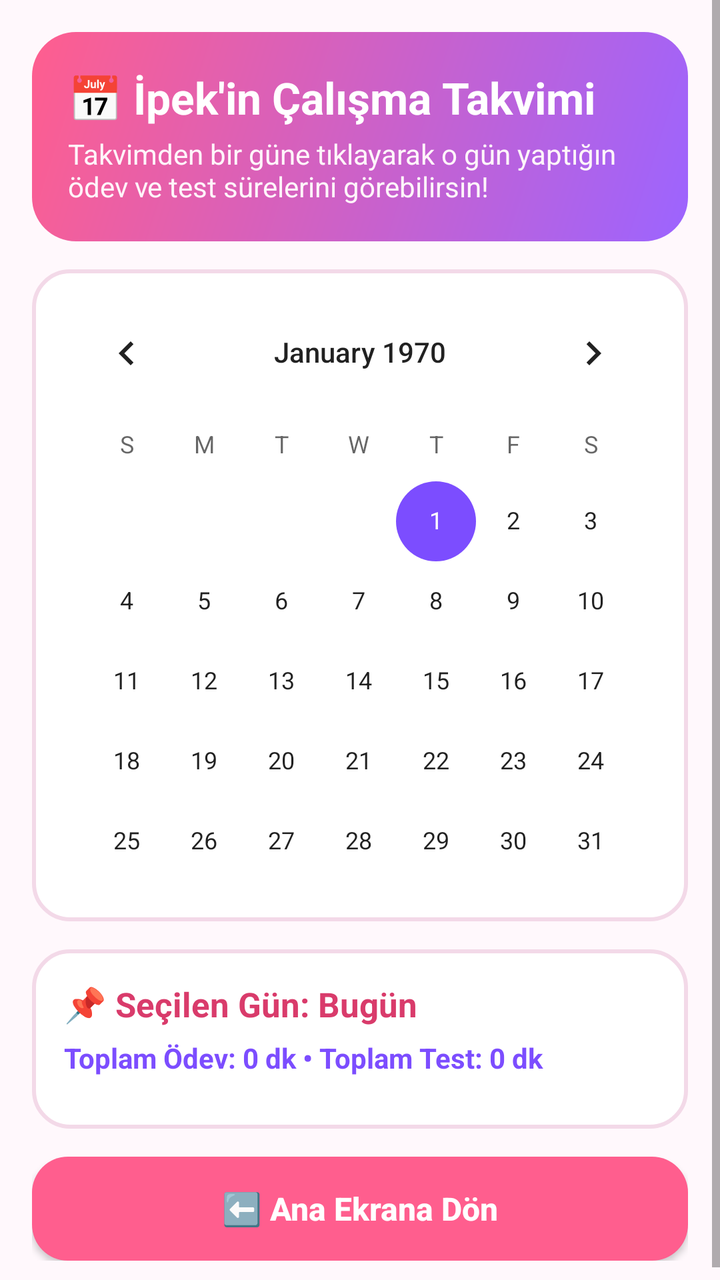
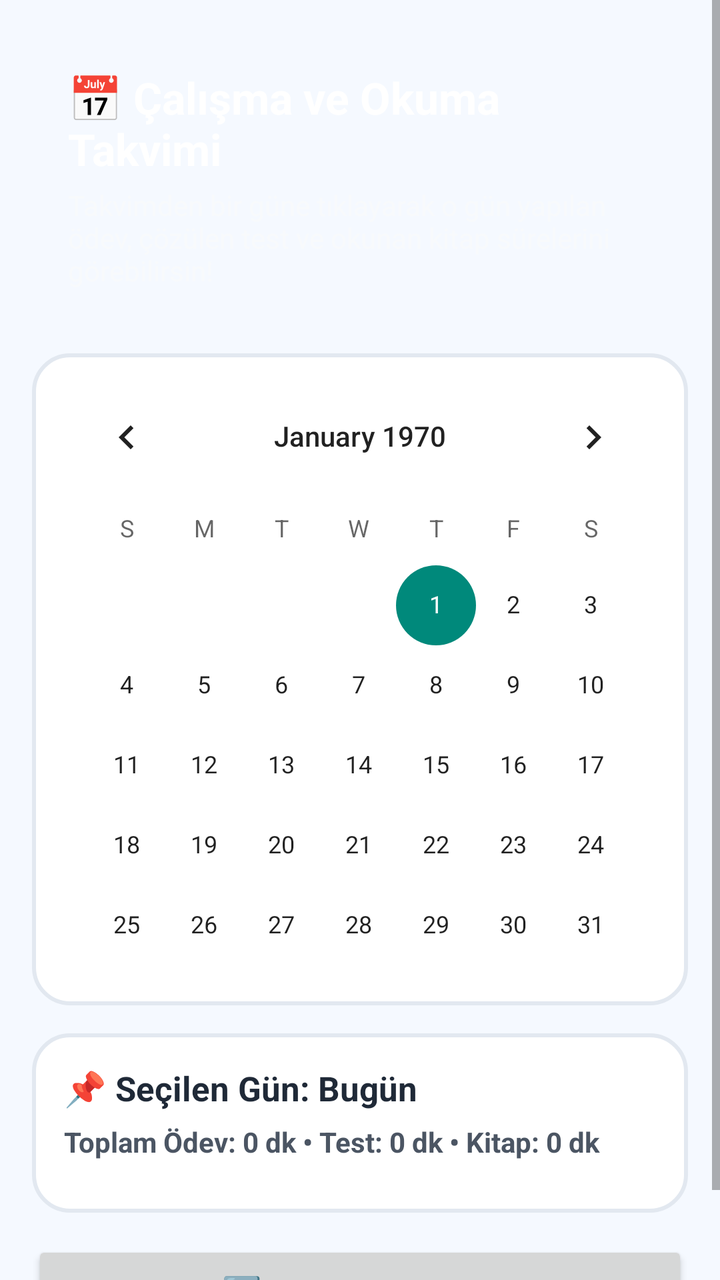

Compare the two renders of this Android layout. The source of the first and the diff that turns it into the second are given below.
<!-- AndroidManifest.xml: application theme AppTheme -->
<!-- res/layout/activity_calendar.xml -->
<?xml version="1.0" encoding="utf-8"?>
<ScrollView xmlns:android="http://schemas.android.com/apk/res/android"
    android:layout_width="match_parent"
    android:layout_height="match_parent"
    android:fillViewport="true"
    android:background="@color/bg_cream">

    <LinearLayout
        android:layout_width="match_parent"
        android:layout_height="wrap_content"
        android:orientation="vertical"
        android:padding="16dp">

        <LinearLayout
            android:layout_width="match_parent"
            android:layout_height="wrap_content"
            android:background="@drawable/bg_header_card"
            android:orientation="vertical"
            android:padding="18dp"
            android:layout_marginBottom="14dp">

            <TextView
                android:layout_width="wrap_content"
                android:layout_height="wrap_content"
                android:text="📅 İpek'in Çalışma Takvimi"
                android:textColor="#FFFFFF"
                android:textSize="22sp"
                android:textStyle="bold" />

            <TextView
                android:layout_width="wrap_content"
                android:layout_height="wrap_content"
                android:layout_marginTop="4dp"
                android:text="Takvimden bir güne tıklayarak o gün yaptığın ödev ve test sürelerini görebilirsin!"
                android:textColor="#FFF5FA"
                android:textSize="14sp" />
        </LinearLayout>

        <LinearLayout
            android:layout_width="match_parent"
            android:layout_height="wrap_content"
            android:background="@drawable/bg_white_card"
            android:orientation="vertical"
            android:padding="8dp"
            android:layout_marginBottom="14dp">

            <CalendarView
                android:id="@+id/calendarViewStudy"
                android:layout_width="match_parent"
                android:layout_height="310dp" />
        </LinearLayout>

        
        <LinearLayout
            android:layout_width="match_parent"
            android:layout_height="wrap_content"
            android:background="@drawable/bg_white_card"
            android:orientation="vertical"
            android:padding="16dp"
            android:layout_marginBottom="14dp">

            <TextView
                android:id="@+id/tvSelectedDateTitle"
                android:layout_width="match_parent"
                android:layout_height="wrap_content"
                android:text="📌 Seçilen Gün: Bugün"
                android:textColor="@color/primary_pink_dark"
                android:textSize="17sp"
                android:textStyle="bold" />

            <TextView
                android:id="@+id/tvSelectedDateSummary"
                android:layout_width="match_parent"
                android:layout_height="wrap_content"
                android:layout_marginTop="6dp"
                android:text="Toplam Ödev: 0 dk • Toplam Test: 0 dk"
                android:textColor="@color/accent_purple"
                android:textSize="14sp"
                android:textStyle="bold" />

            <LinearLayout
                android:id="@+id/layoutDateRecordsList"
                android:layout_width="match_parent"
                android:layout_height="wrap_content"
                android:layout_marginTop="10dp"
                android:orientation="vertical" />
        </LinearLayout>

        <Button
            android:id="@+id/btnBackFromCalendar"
            android:layout_width="match_parent"
            android:layout_height="52dp"
            android:background="@drawable/btn_pink_rounded"
            android:text="⬅️ Ana Ekrana Dön"
            android:textAllCaps="false"
            android:textColor="#FFFFFF"
            android:textSize="16sp"
            android:textStyle="bold" />

    </LinearLayout>
</ScrollView>
<!-- resources referenced by this layout -->
<resources>
  <color name="accent_purple">#7C4DFF</color>
  <color name="bg_cream">#FFF8FC</color>
  <color name="primary_pink_dark">#D93B6B</color>
  <!-- drawable bg_header_card (drawable) -->
  <?xml version="1.0" encoding="utf-8"?>
  <shape xmlns:android="http://schemas.android.com/apk/res/android" android:shape="rectangle">
      <gradient
          android:startColor="#FF5E8E"
          android:endColor="#9C64FF"
          android:angle="315" />
      <corners android:radius="22dp" />
  </shape>
  <!-- drawable bg_white_card (drawable) -->
  <?xml version="1.0" encoding="utf-8"?>
  <shape xmlns:android="http://schemas.android.com/apk/res/android" android:shape="rectangle">
      <solid android:color="#FFFFFF" />
      <corners android:radius="18dp" />
      <stroke android:width="2dp" android:color="#F3D9E8" />
  </shape>
  <!-- drawable btn_pink_rounded (drawable) -->
  <?xml version="1.0" encoding="utf-8"?>
  <shape xmlns:android="http://schemas.android.com/apk/res/android" android:shape="rectangle">
      <solid android:color="#FF5E8E" />
      <corners android:radius="18dp" />
  </shape>
  <style name="AppTheme" parent="android:Theme.Material.Light.NoActionBar">
          <item name="android:colorPrimary">@color/primary_pink</item>
          <item name="android:colorPrimaryDark">@color/primary_pink_dark</item>
          <item name="android:colorAccent">@color/accent_purple</item>
          <item name="android:windowBackground">@color/bg_cream</item>
          <item name="android:statusBarColor">@color/primary_pink_dark</item>
      </style>
  <color name="primary_pink">#FF5E8E</color>
</resources>

<!-- the commit's change to res/layout/activity_calendar.xml (unified diff, before → after) -->
@@ -1,9 +1,10 @@
 <?xml version="1.0" encoding="utf-8"?>
 <ScrollView xmlns:android="http://schemas.android.com/apk/res/android"
+    android:id="@+id/scrollRootCalendar"
     android:layout_width="match_parent"
     android:layout_height="match_parent"
     android:fillViewport="true"
-    android:background="@color/bg_cream">
+    android:background="@color/bg_surface">
 
     <LinearLayout
         android:layout_width="match_parent"
@@ -12,17 +13,18 @@
         android:padding="16dp">
 
         <LinearLayout
+            android:id="@+id/layoutCalendarHeaderCard"
             android:layout_width="match_parent"
             android:layout_height="wrap_content"
-            android:background="@drawable/bg_header_card"
             android:orientation="vertical"
             android:padding="18dp"
             android:layout_marginBottom="14dp">
 
             <TextView
+                android:id="@+id/tvCalendarHeaderTitle"
                 android:layout_width="wrap_content"
                 android:layout_height="wrap_content"
-                android:text="📅 İpek'in Çalışma Takvimi"
+                android:text="📅 Çalışma ve Okuma Takvimi"
                 android:textColor="#FFFFFF"
                 android:textSize="22sp"
                 android:textStyle="bold" />
@@ -31,8 +33,8 @@
                 android:layout_width="wrap_content"
                 android:layout_height="wrap_content"
                 android:layout_marginTop="4dp"
-                android:text="Takvimden bir güne tıklayarak o gün yaptığın ödev ve test sürelerini görebilirsin!"
-                android:textColor="#FFF5FA"
+                android:text="Takvimden bir güne tıklayarak o gün yapılan ödev, çözülen test ve okunan kitap sürelerini görebilirsin!"
+                android:textColor="#F8FAFC"
                 android:textSize="14sp" />
         </LinearLayout>
 
@@ -64,7 +66,7 @@
                 android:layout_width="match_parent"
                 android:layout_height="wrap_content"
                 android:text="📌 Seçilen Gün: Bugün"
-                android:textColor="@color/primary_pink_dark"
+                android:textColor="@color/text_dark"
                 android:textSize="17sp"
                 android:textStyle="bold" />
 
@@ -73,8 +75,8 @@
                 android:layout_width="match_parent"
                 android:layout_height="wrap_content"
                 android:layout_marginTop="6dp"
-                android:text="Toplam Ödev: 0 dk • Toplam Test: 0 dk"
-                android:textColor="@color/accent_purple"
+                android:text="Toplam Ödev: 0 dk • Test: 0 dk • Kitap: 0 dk"
+                android:textColor="@color/text_muted"
                 android:textSize="14sp"
                 android:textStyle="bold" />
 
@@ -90,7 +92,6 @@
             android:id="@+id/btnBackFromCalendar"
             android:layout_width="match_parent"
             android:layout_height="52dp"
-            android:background="@drawable/btn_pink_rounded"
             android:text="⬅️ Ana Ekrana Dön"
             android:textAllCaps="false"
             android:textColor="#FFFFFF"
<!-- resource entries referenced after the edit -->
@@ -1,37 +1,24 @@
 <!-- resources referenced by this layout -->
 <resources>
-  <color name="accent_purple">#7C4DFF</color>
-  <color name="bg_cream">#FFF8FC</color>
-  <color name="primary_pink_dark">#D93B6B</color>
-  <!-- drawable bg_header_card (drawable) -->
-  <?xml version="1.0" encoding="utf-8"?>
-  <shape xmlns:android="http://schemas.android.com/apk/res/android" android:shape="rectangle">
-      <gradient
-          android:startColor="#FF5E8E"
-          android:endColor="#9C64FF"
-          android:angle="315" />
-      <corners android:radius="22dp" />
-  </shape>
+  <color name="bg_surface">#F5F9FF</color>
+  <color name="text_dark">#1F2937</color>
+  <color name="text_muted">#4B5563</color>
   <!-- drawable bg_white_card (drawable) -->
   <?xml version="1.0" encoding="utf-8"?>
   <shape xmlns:android="http://schemas.android.com/apk/res/android" android:shape="rectangle">
       <solid android:color="#FFFFFF" />
       <corners android:radius="18dp" />
-      <stroke android:width="2dp" android:color="#F3D9E8" />
-  </shape>
-  <!-- drawable btn_pink_rounded (drawable) -->
-  <?xml version="1.0" encoding="utf-8"?>
-  <shape xmlns:android="http://schemas.android.com/apk/res/android" android:shape="rectangle">
-      <solid android:color="#FF5E8E" />
-      <corners android:radius="18dp" />
+      <stroke android:width="2dp" android:color="#E2E8F0" />
   </shape>
   <style name="AppTheme" parent="android:Theme.Material.Light.NoActionBar">
-          <item name="android:colorPrimary">@color/primary_pink</item>
-          <item name="android:colorPrimaryDark">@color/primary_pink_dark</item>
-          <item name="android:colorAccent">@color/accent_purple</item>
-          <item name="android:windowBackground">@color/bg_cream</item>
-          <item name="android:statusBarColor">@color/primary_pink_dark</item>
+          <item name="android:colorPrimary">@color/primary_default</item>
+          <item name="android:colorPrimaryDark">@color/primary_dark_default</item>
+          <item name="android:colorAccent">@color/accent_default</item>
+          <item name="android:windowBackground">@color/bg_surface</item>
+          <item name="android:statusBarColor">@color/primary_dark_default</item>
       </style>
-  <color name="primary_pink">#FF5E8E</color>
+  <color name="primary_default">#1E88E5</color>
+  <color name="primary_dark_default">#1565C0</color>
+  <color name="accent_default">#00897B</color>
 </resources>
 
